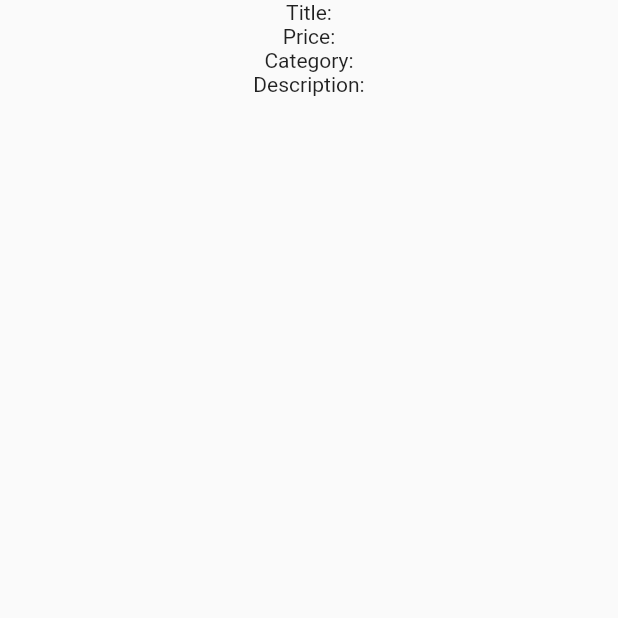
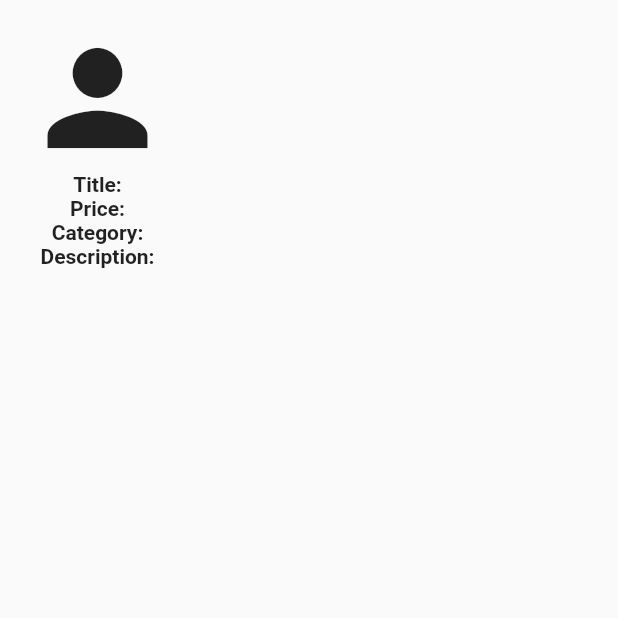
Before and after one commit to AdibaNoor/GetStore, a Flutter app: the ProductDetails screen opened directly, on a phone screen of 412 x 824 dp, the top half of it. Run offline on Flutter 3.47's test engine with Material 2 defaults, Android fonts, the phone set to English and light mode, and no system bars; network calls fail.

Commit message:
changes done

```diff
--- a/lib/Pages/SplashScreen.dart
+++ b/lib/Pages/SplashScreen.dart
@@ -28,8 +28,8 @@ class _SplashScreenState extends State<SplashScreen> {
         child: Column(
           mainAxisAlignment: MainAxisAlignment.center,
           children: [
-            Text("GetStore", style: TextStyle(fontSize: 34,color: Color(0xfffbefe3)),),
-            Icon(Icons.shopping_cart,size: 100,color: Color(0xfffbefe3),),
+            Text("GetStore", style: TextStyle(fontSize: 34,color: Color(0xfff3ece1),fontWeight: FontWeight.bold),),
+            Icon(Icons.shopping_cart,size: 120,color: Color(0xfff3ece1),),
           ],
         ),
       )
--- a/lib/Pages/productDetails.dart
+++ b/lib/Pages/productDetails.dart
@@ -10,20 +10,21 @@ class ProductDetails extends StatefulWidget {
 class _ProductDetailsState extends State<ProductDetails> {
   @override
   Widget build(BuildContext context) {
-    return SafeArea(
-      child: Scaffold(
-        body: Column(
-          children: [
-            Container(),
-            Text('Title:'),
-            Text('Price:'),
-            Text('Category:'),
-            Text('Description:'),
+    return Scaffold(
+        body: Padding(
+          padding: const EdgeInsets.all(15.0),
+          child: Column(
+            crossAxisAlignment: CrossAxisAlignment.center,
+            children: [
+              Container(child: Icon(Icons.person,size: 100,),),
+              Text('Title:',style: TextStyle(fontWeight: FontWeight.bold),),
+              Text('Price:',style: TextStyle(fontWeight: FontWeight.bold),),
+              Text('Category:',style: TextStyle(fontWeight: FontWeight.bold),),
+              Text('Description:',style: TextStyle(fontWeight: FontWeight.bold),),
+            ],
+          ),
+        ),
 
-
-          ],
-        ),
-      ),
     );
   }
 }
```
Also changed, not shown: lib/Pages/LoginPage.dart (+6 -6 lines), lib/Pages/NewHome.dart (+16 -6 lines).
